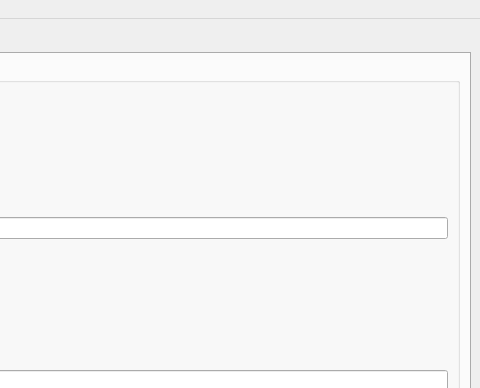
HAL9000COM/AV2Sub, file av2sub/gui.ui: the form before one commit; both pictures show x 320 to 800 and y 0 to 388 of the 800 by 600 pixel window.
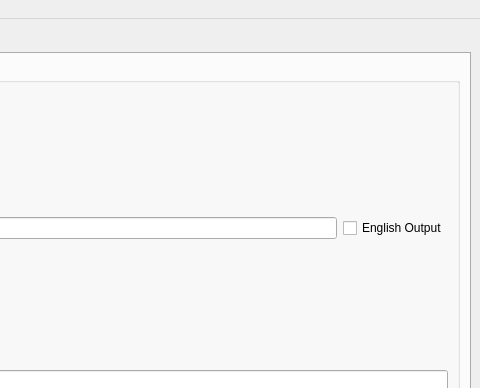
The form after the commit. The open tabs and pages were chosen to show the change.

Commit message: Add option to use Whisper english output.

Diff of the .ui file:
```diff
--- a/av2sub/gui.ui
+++ b/av2sub/gui.ui
@@ -195,6 +195,13 @@
              <item>
               <widget class="QLineEdit" name="lineEdit_transcribe_key"/>
              </item>
+             <item>
+              <widget class="QCheckBox" name="checkBox_transcribe_en">
+               <property name="text">
+                <string>English Output</string>
+               </property>
+              </widget>
+             </item>
             </layout>
            </item>
            <item>
```
The commit also changes 3 other files.
